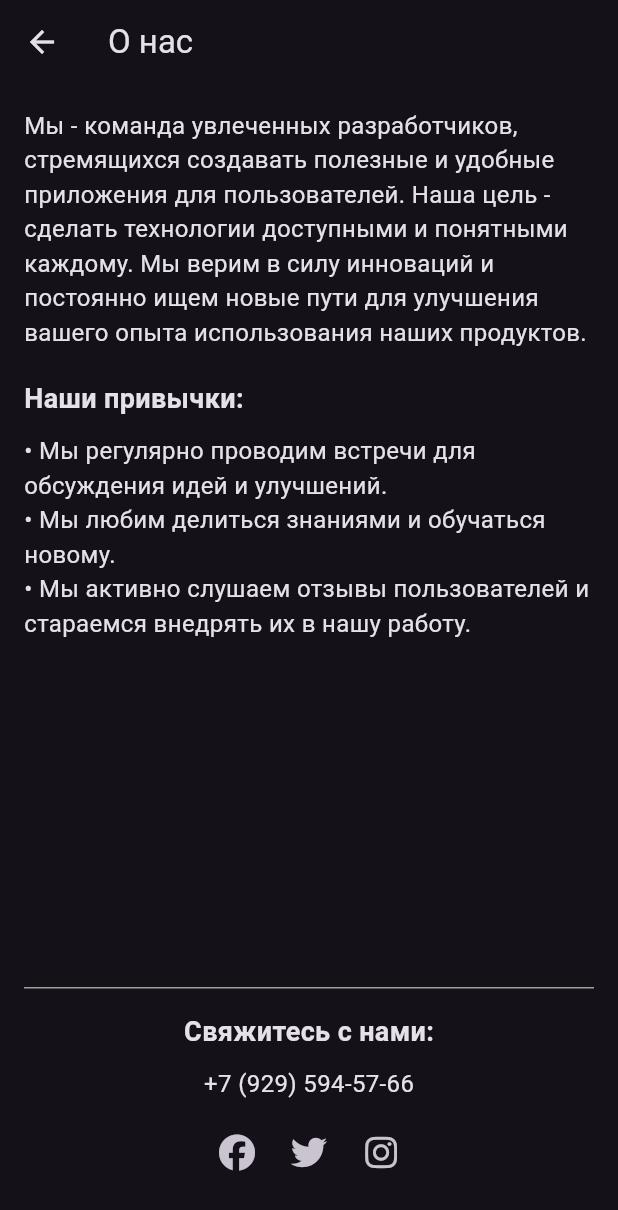
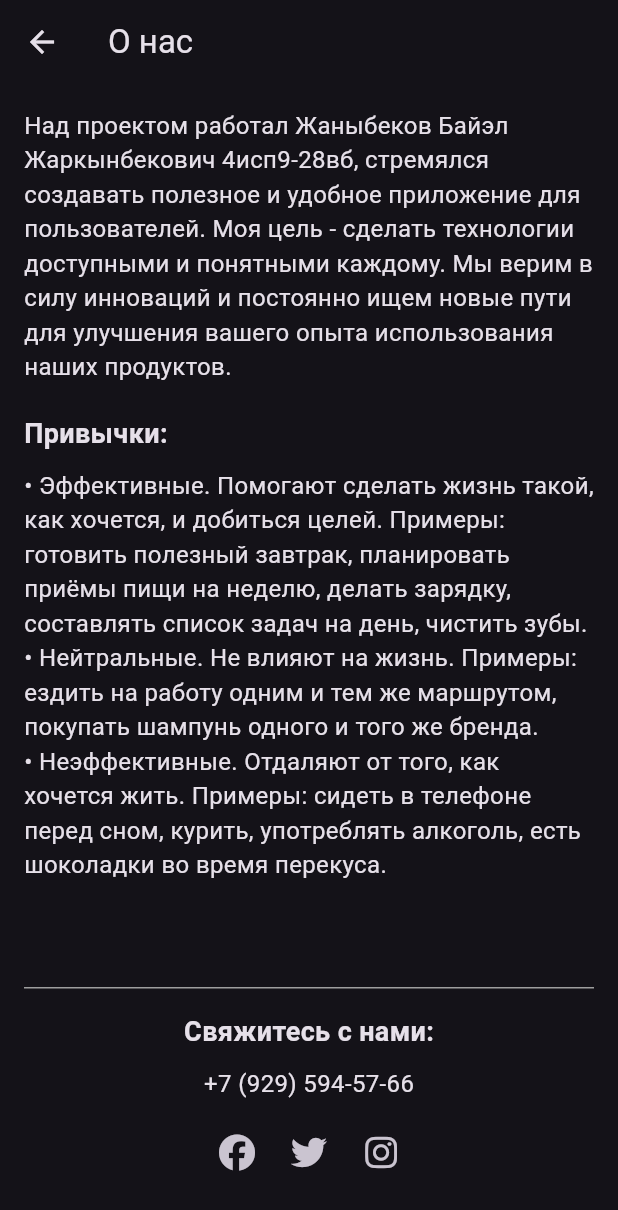
Before and after one commit to Chinxan/Kurs, a Flutter app: the AboutPage screen opened directly, on a phone screen of 412 x 824 dp. Shown: the top 1210 px of the screen. Run offline on Flutter 3.47's test engine with Material 3 defaults, Android fonts, the phone set to English and light mode, and no system bars; our stand-ins replace fl_chart, flutter_colorpicker, font_awesome_flutter.

Commit message:
описание внесенных изменений

```diff
--- a/lib/about_page.dart
+++ b/lib/about_page.dart
@@ -26,23 +26,23 @@ class AboutPage extends StatelessWidget {
           crossAxisAlignment: CrossAxisAlignment.start,
           children: [
             Text(
-              'Мы - команда увлеченных разработчиков, '
-              'стремящихся создавать полезные и удобные приложения для пользователей. '
-              'Наша цель - сделать технологии доступными и понятными каждому. '
+              'Над проектом работал Жаныбеков Байэл Жаркынбекович 4исп9-28вб, '
+              'стремялся создавать полезное и удобное приложение для пользователей. '
+              'Моя цель - сделать технологии доступными и понятными каждому. '
               'Мы верим в силу инноваций и постоянно ищем новые пути для улучшения '
               'вашего опыта использования наших продуктов.',
               style: TextStyle(fontSize: 16),
             ),
             SizedBox(height: 20),
             Text(
-              'Наши привычки:',
+              'Привычки:',
               style: TextStyle(fontSize: 18, fontWeight: FontWeight.bold),
             ),
             SizedBox(height: 10),
             Text(
-              '• Мы регулярно проводим встречи для обсуждения идей и улучшений.\n'
-              '• Мы любим делиться знаниями и обучаться новому.\n'
-              '• Мы активно слушаем отзывы пользователей и стараемся внедрять их в нашу работу.',
+              '• Эффективные. Помогают сделать жизнь такой, как хочется, и добиться целей. Примеры: готовить полезный завтрак, планировать приёмы пищи на неделю, делать зарядку, составлять список задач на день, чистить зубы.\n'
+              '• Нейтральные. Не влияют на жизнь. Примеры: ездить на работу одним и тем же маршрутом, покупать шампунь одного и того же бренда.\n'
+              '• Неэффективные. Отдаляют от того, как хочется жить. Примеры: сидеть в телефоне перед сном, курить, употреблять алкоголь, есть шоколадки во время перекуса. ',
               style: TextStyle(fontSize: 16),
             ),
             Spacer(),
```
